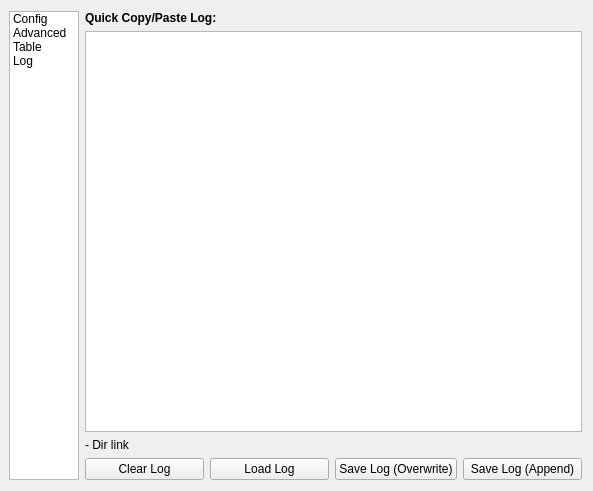
First picture: the form in src/dialog_ui/dialog_base.ui, repository tetrakai1/GetFeats, before the edit.
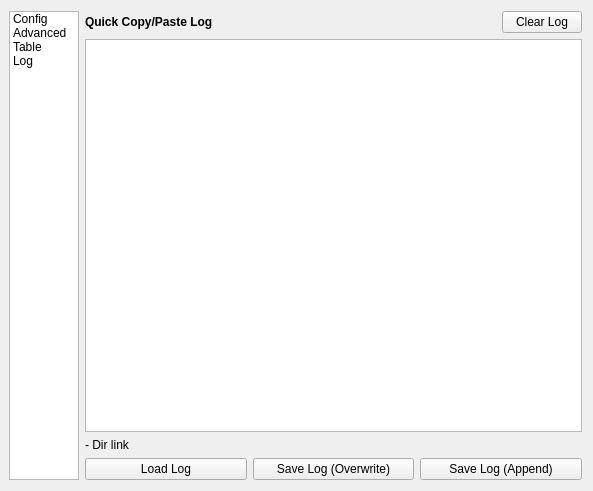
Second picture: the form after the edit. The open tabs and pages were chosen to show the change. Custom widgets are drawn as their Qt base class.

Commit message: Moved clear log to top-right, new readme pic

```diff
--- a/src/dialog_ui/dialog_base.ui
+++ b/src/dialog_ui/dialog_base.ui
@@ -1692,10 +1692,47 @@
            <number>0</number>
           </property>
           <item>
-           <widget class="QLabel" name="label_7">
-            <property name="text">
-             <string>&lt;html&gt;&lt;head/&gt;&lt;body&gt;&lt;p&gt;&lt;span style=&quot; font-weight:600;&quot;&gt;Quick Copy/Paste Log:&lt;/span&gt;&lt;/p&gt;&lt;/body&gt;&lt;/html&gt;</string>
+           <widget class="QFrame" name="frame_24">
+            <property name="frameShape">
+             <enum>QFrame::NoFrame</enum>
             </property>
+            <property name="frameShadow">
+             <enum>QFrame::Plain</enum>
+            </property>
+            <layout class="QHBoxLayout" name="horizontalLayout_13">
+             <property name="leftMargin">
+              <number>0</number>
+             </property>
+             <property name="topMargin">
+              <number>0</number>
+             </property>
+             <property name="rightMargin">
+              <number>0</number>
+             </property>
+             <property name="bottomMargin">
+              <number>0</number>
+             </property>
+             <item>
+              <widget class="QLabel" name="label_7">
+               <property name="text">
+                <string>&lt;html&gt;&lt;head/&gt;&lt;body&gt;&lt;p&gt;&lt;span style=&quot; font-weight:600;&quot;&gt;Quick Copy/Paste Log&lt;/span&gt;&lt;/p&gt;&lt;/body&gt;&lt;/html&gt;</string>
+               </property>
+              </widget>
+             </item>
+             <item>
+              <widget class="QPushButton" name="clearLog">
+               <property name="sizePolicy">
+                <sizepolicy hsizetype="Maximum" vsizetype="Fixed">
+                 <horstretch>0</horstretch>
+                 <verstretch>0</verstretch>
+                </sizepolicy>
+               </property>
+               <property name="text">
+                <string>Clear Log</string>
+               </property>
+              </widget>
+             </item>
+            </layout>
            </widget>
           </item>
           <item>
@@ -1729,13 +1766,6 @@
              <property name="bottomMargin">
               <number>0</number>
              </property>
-             <item>
-              <widget class="QPushButton" name="clearLog">
-               <property name="text">
-                <string>Clear Log</string>
-               </property>
-              </widget>
-             </item>
              <item>
               <widget class="QPushButton" name="loadLog">
                <property name="text">
```
Left out of the diff: 2 changed lines with no effect on the pictures. The commit also changes 2 other files.
